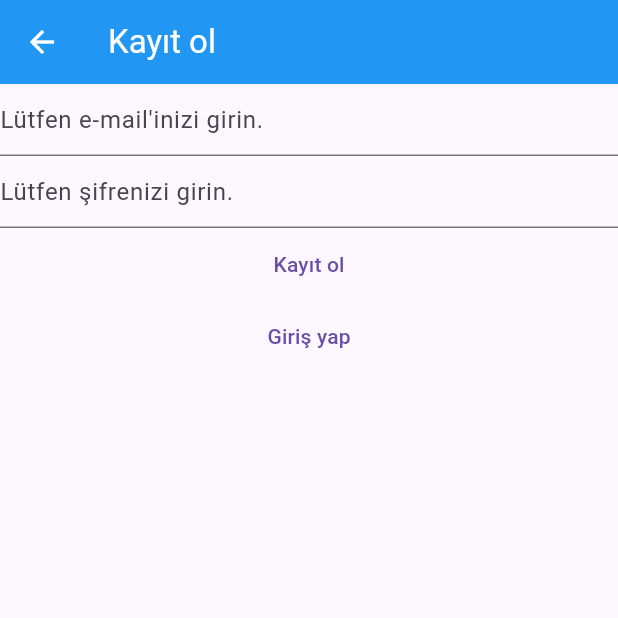
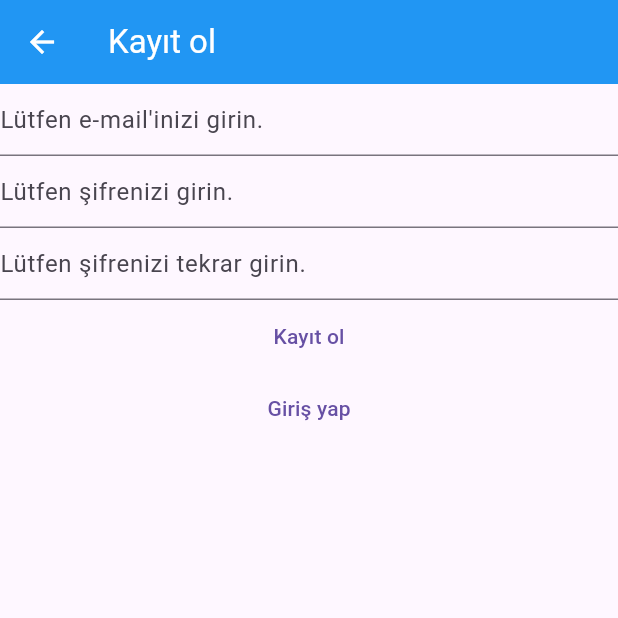
Before and after one commit to Mali03/FlutterNoteApp, a Flutter app: the RegisterView screen opened by its route, on a phone screen of 412 x 824 dp, the top half of it. Run offline on Flutter 3.47's test engine with Material 3 defaults, Android fonts, the phone set to English and light mode, and no system bars; our stand-ins replace firebase_auth, firebase_core; accounts and stored records are empty.

```diff
--- a/lib/views/register_view.dart
+++ b/lib/views/register_view.dart
@@ -14,11 +14,13 @@ class RegisterView extends StatefulWidget {
 class _RegisterViewState extends State<RegisterView> {
   late final TextEditingController _email;
   late final TextEditingController _password;
+  late final TextEditingController _passwordAgain;
 
   @override
   void initState() {
     _email = TextEditingController();
     _password = TextEditingController();
+    _passwordAgain = TextEditingController();
     super.initState();
   }
 
@@ -57,10 +59,25 @@ class _RegisterViewState extends State<RegisterView> {
               hintText: "Lütfen şifrenizi girin.",
             ),
           ),
+          TextField(
+            controller: _passwordAgain,
+            obscureText: true,
+            enableSuggestions: false,
+            autocorrect: false,
+            decoration: const InputDecoration(
+              hintText: "Lütfen şifrenizi tekrar girin.",
+            ),
+          ),
+
           TextButton(
             onPressed: () async {
               final email = _email.text;
               final password = _password.text;
+              final passwordAgain = _passwordAgain.text;
+
+              if (password != passwordAgain) {
+                return await showErrorDialog(context, "Girilen şifreler uyuşmuyor. Lütfen tekrar deneyin.");
+              }
 
               try {
                 await AuthService.firebase().createUser(email: email, password: password);
```
